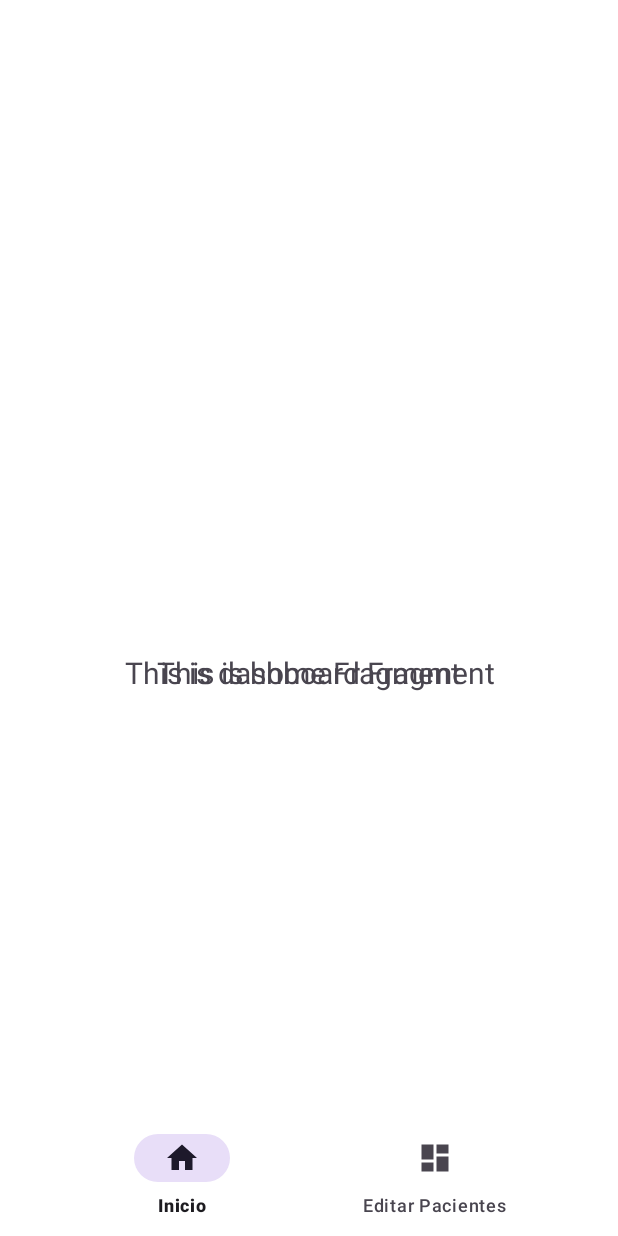
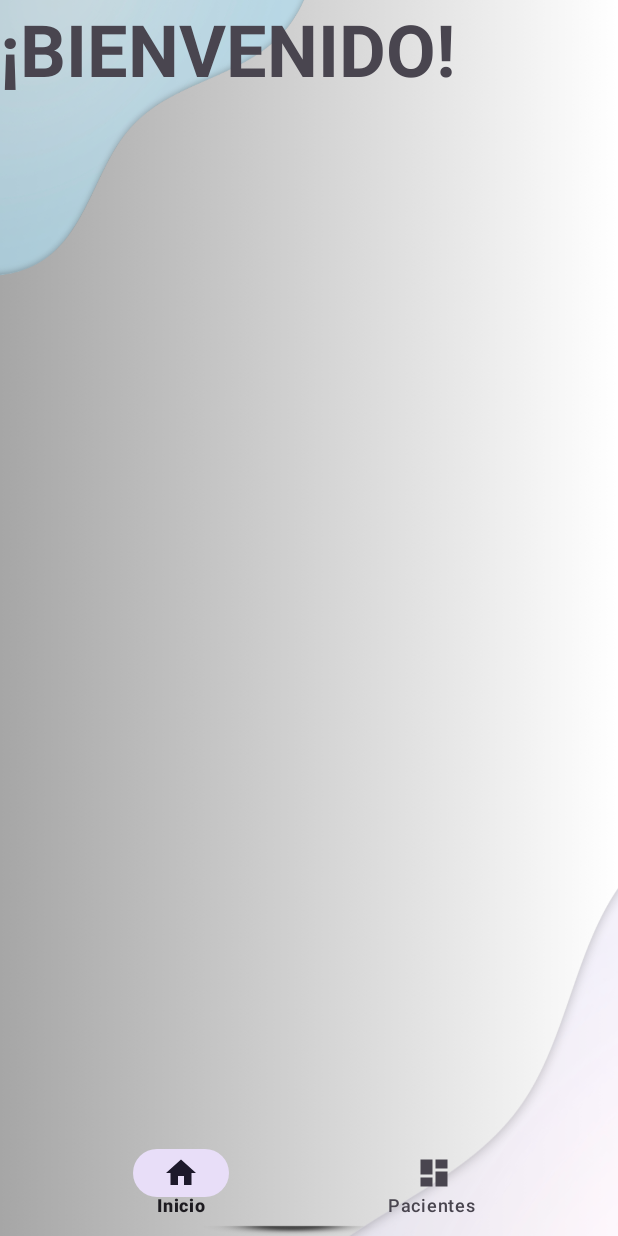
Before and after one commit to G3RM4NT/Proyecto-formativo-hospital, an Android app: the fragment DashboardFragment placed in its activity, on a phone screen of 412 x 824 dp. Run offline under Robolectric (Android 15) with nearby library versions, the phone set to English and light mode, and no system bars; our stand-ins replace navigation-ui; Roboto replaces fonts that are not available here; 5 statements that could not run were skipped.

Commit message:
Hice el inicio falta y agregue el rcv

```diff
--- a/app/build.gradle.kts
+++ b/app/build.gradle.kts
@@ -44,6 +44,7 @@ dependencies {
     implementation(libs.androidx.appcompat)
     implementation(libs.material)
     implementation("com.oracle.database.jdbc:ojdbc6:11.2.0.4")
+    implementation ("com.google.android.material:material:1.7.0")
     implementation(libs.androidx.activity)
     implementation(libs.androidx.constraintlayout)
     implementation(libs.androidx.lifecycle.livedata.ktx)
--- a/app/src/main/res/layout/activity_inicio.xml
+++ b/app/src/main/res/layout/activity_inicio.xml
@@ -1,21 +1,11 @@
 <?xml version="1.0" encoding="utf-8"?>
 <androidx.constraintlayout.widget.ConstraintLayout xmlns:android="http://schemas.android.com/apk/res/android"
     xmlns:app="http://schemas.android.com/apk/res-auto"
+    xmlns:tools="http://schemas.android.com/tools"
     android:id="@+id/container"
     android:layout_width="match_parent"
     android:layout_height="match_parent"
-    android:background="@color/white"
-    android:paddingTop="?attr/actionBarSize">
-
-    <com.google.android.material.bottomnavigation.BottomNavigationView
-        android:id="@+id/nav_view"
-        android:layout_width="0dp"
-        android:layout_height="wrap_content"
-        android:background="@color/white"
-        app:layout_constraintBottom_toBottomOf="parent"
-        app:layout_constraintLeft_toLeftOf="parent"
-        app:layout_constraintRight_toRightOf="parent"
-        app:menu="@menu/bottom_nav_menu" />
+    android:background="@color/design_default_color_background">
 
     <fragment
         android:id="@+id/nav_host_fragment_activity_inicio"
@@ -29,4 +19,16 @@
         app:layout_constraintTop_toTopOf="parent"
         app:navGraph="@navigation/mobile_navigation" />
 
+    <com.google.android.material.bottomnavigation.BottomNavigationView
+        android:id="@+id/nav_view"
+        android:layout_width="352dp"
+        android:layout_height="70dp"
+        android:background="#00FFFFFF"
+        app:layout_constraintBottom_toBottomOf="parent"
+        app:layout_constraintHorizontal_bias="0.491"
+        app:layout_constraintLeft_toLeftOf="parent"
+        app:layout_constraintRight_toRightOf="parent"
+        app:menu="@menu/bottom_nav_menu" />
+
+
 </androidx.constraintlayout.widget.ConstraintLayout>
--- a/app/src/main/res/layout/activity_main.xml
+++ b/app/src/main/res/layout/activity_main.xml
@@ -14,7 +14,7 @@
         android:layout_height="50dp"
         android:layout_marginBottom="256dp"
         android:backgroundTint="#C146A6"
-        android:text="Ingresas al Sistema"
+        android:text="Ingresar al Sistema"
         app:layout_constraintBottom_toBottomOf="parent"
         app:layout_constraintEnd_toEndOf="parent"
         app:layout_constraintStart_toStartOf="parent" />
--- a/app/src/main/res/layout/fragment_dashboard.xml
+++ b/app/src/main/res/layout/fragment_dashboard.xml
@@ -6,15 +6,14 @@
     android:layout_height="match_parent"
     tools:context=".ui.dashboard.DashboardFragment">
 
-    <TextView
-        android:id="@+id/text_dashboard"
-        android:layout_width="match_parent"
-        android:layout_height="wrap_content"
-        android:layout_marginStart="8dp"
-        android:layout_marginTop="8dp"
-        android:layout_marginEnd="8dp"
-        android:textAlignment="center"
-        android:textSize="20sp"
+    <androidx.recyclerview.widget.RecyclerView
+        android:id="@+id/recyclerView"
+        android:layout_width="0dp"
+        android:layout_height="0dp"
+        android:layout_marginStart="1dp"
+        android:layout_marginTop="1dp"
+        android:layout_marginEnd="1dp"
+        android:layout_marginBottom="1dp"
         app:layout_constraintBottom_toBottomOf="parent"
         app:layout_constraintEnd_toEndOf="parent"
         app:layout_constraintStart_toStartOf="parent"
--- a/app/src/main/res/layout/fragment_home.xml
+++ b/app/src/main/res/layout/fragment_home.xml
@@ -4,19 +4,18 @@
     xmlns:tools="http://schemas.android.com/tools"
     android:layout_width="match_parent"
     android:layout_height="match_parent"
+    android:background="@drawable/ic_fondoApp"
     tools:context=".ui.home.HomeFragment">
 
     <TextView
-        android:id="@+id/text_home"
-        android:layout_width="match_parent"
-        android:layout_height="wrap_content"
-        android:layout_marginStart="8dp"
-        android:layout_marginTop="8dp"
-        android:layout_marginEnd="8dp"
-        android:textAlignment="center"
-        android:textSize="20sp"
-        app:layout_constraintBottom_toBottomOf="parent"
-        app:layout_constraintEnd_toEndOf="parent"
-        app:layout_constraintStart_toStartOf="parent"
-        app:layout_constraintTop_toTopOf="parent" />
+        android:id="@+id/textView2"
+        android:layout_width="311dp"
+        android:layout_height="71dp"
+        android:text="¡Bienvenido!"
+        android:textAllCaps="true"
+        android:textSize="48sp"
+        android:textStyle="bold"
+        android:typeface="sans"
+        tools:layout_editor_absoluteX="50dp"
+        tools:layout_editor_absoluteY="330dp" />
 </androidx.constraintlayout.widget.ConstraintLayout>
--- a/app/src/main/res/menu/bottom_nav_menu.xml
+++ b/app/src/main/res/menu/bottom_nav_menu.xml
@@ -9,7 +9,8 @@
     <item
         android:id="@+id/navigation_dashboard"
         android:icon="@drawable/ic_dashboard_black_24dp"
-        android:title= "Editar Pacientes"/>
+        android:title= "Pacientes
+"/>
 
 
 </menu>
```
Also changed, not shown: app/src/main/res/drawable/ic_fondoApp.png (added).
